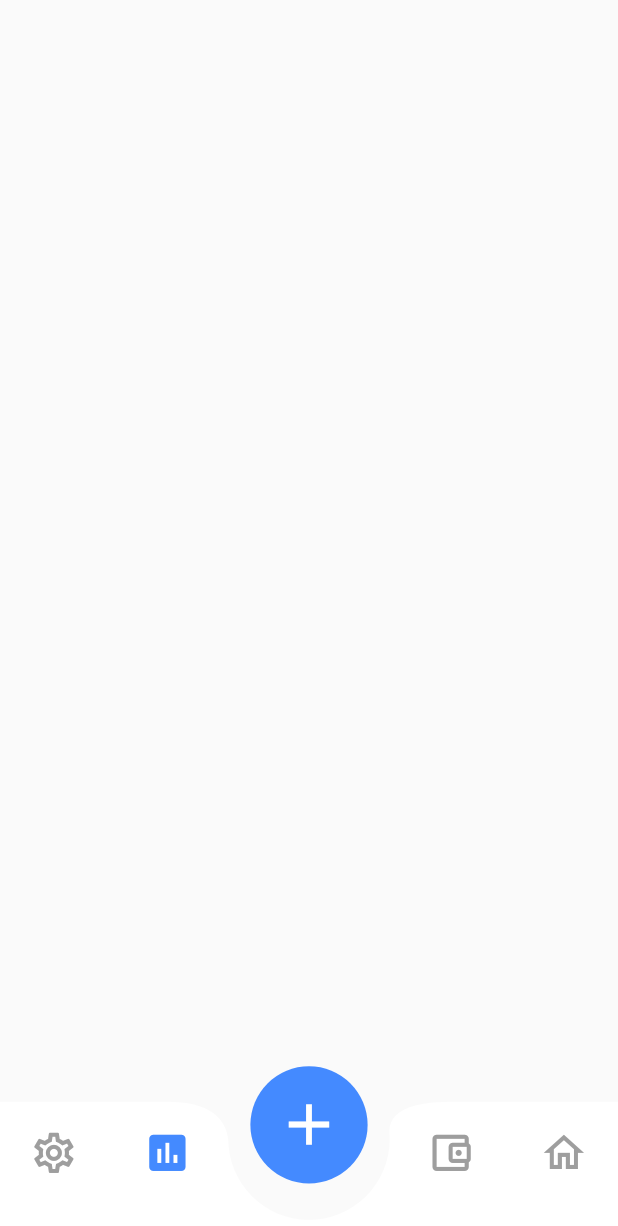
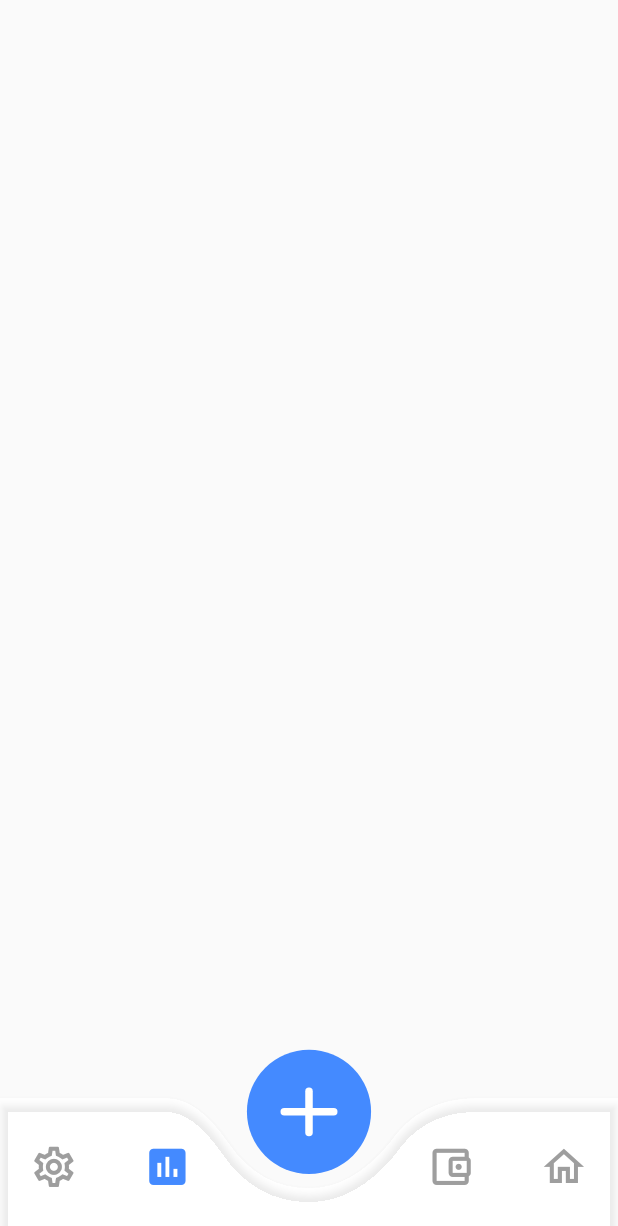
Before and after one commit to HoussemBousmaha/Ezan, a Flutter app: the screen it shows after launch, item 2 of the bottom bar chosen, on a phone screen of 412 x 824 dp. Shown: the top 1226 px of the screen. Run offline on Flutter 3.47's test engine with Material 2 defaults, Android fonts, the phone set to English and light mode, and no system bars; our stand-ins replace flutter_hooks, flutter_svg, font_awesome_flutter, google_fonts, hooks_riverpod, permission_handler and 1 more; missing offline and left inert: flutter_sms_inbox.

Commit message:
Modifiying the navbar Painter

```diff
--- a/lib/screens/navbar_screens_wrapper.dart
+++ b/lib/screens/navbar_screens_wrapper.dart
@@ -1,5 +1,5 @@
 import 'package:animations/animations.dart';
-import 'package:ezan_official/screens/home_screen/home_screen.dart';
+import 'package:ezan_official/screens/home_screen/home_wrapper.dart';
 import 'package:ezan_official/screens/loan_screen/loan_screen.dart';
 import 'package:ezan_official/size_config.dart';
 import 'package:ezan_official/widgets/bottom_nav_bar.dart';
@@ -14,10 +14,9 @@ class NavBarScreensWrapper extends HookConsumerWidget {
   const NavBarScreensWrapper({Key? key}) : super(key: key);
 
   static const screens = [
-    HomeScreen(),
+    HomeWrapper(),
     LoanScreen(),
     Scaffold(),
-    // BudgetScreenWrapper(),
     Scaffold(),
   ];
 
@@ -26,7 +25,9 @@ class NavBarScreensWrapper extends HookConsumerWidget {
     SizeConfig.init(context);
 
     return Scaffold(
-      body: PageTransitionSwitcher(
+      body: Stack(
+        children: [
+          PageTransitionSwitcher(
             transitionBuilder: (child, primaryAnimation, secondaryAnimation) {
               return FadeThroughTransition(
                 animation: primaryAnimation,
@@ -36,8 +37,14 @@ class NavBarScreensWrapper extends HookConsumerWidget {
             },
             child: screens[ref.watch(navBarScreensIndexProvider)],
           ),
-      // body: screens[ref.watch(navBarScreensIndexProvider)],
-      bottomNavigationBar: const BottomNavBar(),
+          const Positioned(
+            bottom: 0,
+            left: 0,
+            right: 0,
+            child: BottomNavBar(),
+          ),
+        ],
+      ),
     );
   }
 }
--- a/lib/widgets/bottom_nav_bar.dart
+++ b/lib/widgets/bottom_nav_bar.dart
@@ -1,6 +1,6 @@
+import 'package:ezan_official/painters/nav_bar_painter.dart';
 import 'package:ezan_official/screens/navbar_screens_wrapper.dart';
 import 'package:ezan_official/size_config.dart';
-import 'package:ezan_official/widgets/floating_action_add_button.dart';
 import 'package:flutter/material.dart';
 import 'package:hooks_riverpod/hooks_riverpod.dart';
 
@@ -17,15 +17,10 @@ class BottomNavBar extends ConsumerWidget {
 
   @override
   Widget build(BuildContext context, WidgetRef ref) {
-    return Stack(
-      children: [
-        SizedBox(
-          height: SizeConfig.height(130),
+    return SizedBox(
+      height: SizeConfig.height(100),
       child: CustomPaint(
-            size: Size(SizeConfig.screenWidth, SizeConfig.height(50)),
-            painter: NavBarCustomPainter(),
-            child: Container(
-              margin: EdgeInsets.only(top: SizeConfig.height(10)),
+        painter: NavBarPainter(),
         child: Row(
           mainAxisAlignment: MainAxisAlignment.spaceBetween,
           children: [
@@ -50,9 +45,7 @@ class BottomNavBar extends ConsumerWidget {
                       goToScreen(ref, 1);
                     },
                     child: Icon(
-                            isScreenSelected(ref, 1)
-                                ? Icons.account_balance_wallet
-                                : Icons.account_balance_wallet_outlined,
+                      isScreenSelected(ref, 1) ? Icons.account_balance_wallet : Icons.account_balance_wallet_outlined,
                       color: isScreenSelected(ref, 1) ? Colors.blueAccent : Colors.grey,
                       size: SizeConfig.height(35),
                     ),
@@ -92,40 +85,6 @@ class BottomNavBar extends ConsumerWidget {
           ],
         ),
       ),
-          ),
-        ),
-        const FloatingActionAddButton(),
-      ],
     );
   }
 }
-
-class NavBarCustomPainter extends CustomPainter {
-  @override
-  void paint(Canvas canvas, Size size) {
-    Paint paint = Paint()
-      ..color = Colors.white
-      ..style = PaintingStyle.fill;
-
-    Path path = Path()..moveTo(0, 30);
-    path.lineTo(size.width * 0.27, 30);
-    path.quadraticBezierTo(size.width * 0.37, 30, size.width * 0.37, 60);
-    path.arcToPoint(
-      Offset(size.width * 0.63, 50),
-      clockwise: false,
-      radius: const Radius.circular(10),
-    );
-    path.quadraticBezierTo(size.width * 0.63, 30, size.width * 0.73, 30);
-    path.lineTo(size.width, 30);
-    path.lineTo(size.width, size.height);
-    path.lineTo(0, size.height);
-    path.close();
-
-    canvas.drawPath(path, paint);
-  }
-
-  @override
-  bool shouldRepaint(covariant CustomPainter oldDelegate) {
-    return false;
-  }
-}
```
Also changed, not shown: lib/painters/nav_bar_painter.dart (added, +50 -0 lines). Lines whose indentation alone changed are shown as unchanged.
